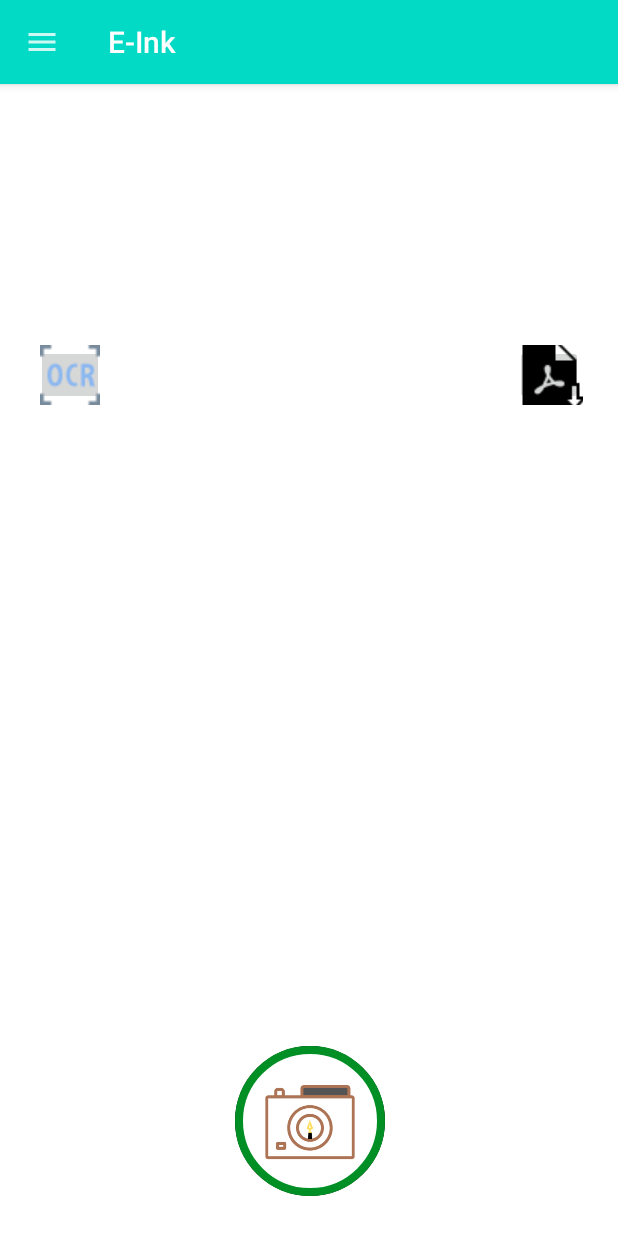
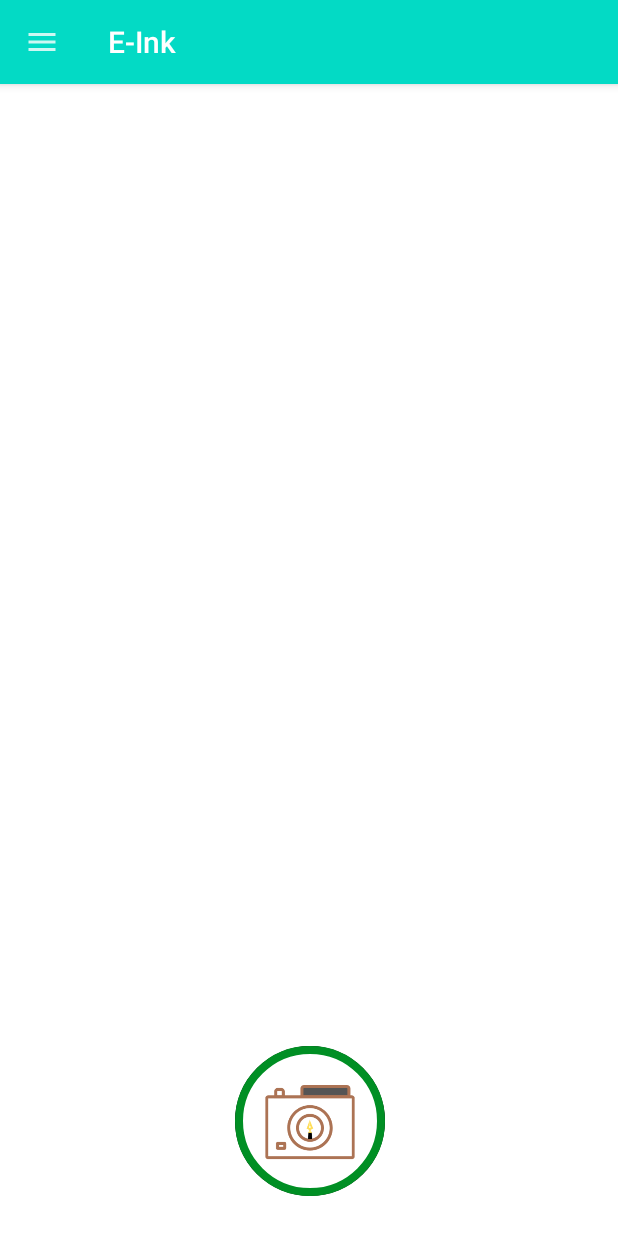
Before and after one commit to akshaynarisetti/E-Ink, an Android app: the screen it shows after launch once a user with an empty profile is signed in (MainActivity), on a phone screen of 412 x 824 dp. Run offline under Robolectric (Android 15) with nearby library versions, the light colour scheme and no system bars; our stand-ins replace Firebase (no records; nobody signed in at launch, a user with empty details on screens opened directly); libraries missing offline, so code that uses them is left out: com.karumi.dexter, com.pspdfkit.configuration, com.pspdfkit.document, com.pspdfkit.ui, com.theartofdev.edmodo; 3 statements that could not run were skipped.

Commit message:
made the ocr button disappear

```diff
--- a/app/build.gradle
+++ b/app/build.gradle
@@ -58,6 +58,7 @@ dependencies {
     final pspdfkit_version = '6.6.0'
     implementation "com.pspdfkit:pspdfkit-ocr:$pspdfkit_version"
     api "com.pspdfkit:pspdfkit-ocr-english:$pspdfkit_version"
+    implementation 'com.mikhaellopez:circularimageview:4.2.0'
     implementation 'com.pspdfkit:pspdfkit:6.6.0'
     implementation "androidx.multidex:multidex:2.0.1"
     api 'com.theartofdev.edmodo:android-image-cropper:2.8.0'
--- a/app/src/main/java/com/example/e_ink/activities/activities/BaseAcitivity.kt
+++ b/app/src/main/java/com/example/e_ink/activities/activities/BaseAcitivity.kt
@@ -1,6 +1,6 @@
 package com.example.e_ink.activities.activities
 
-import  android.app.Dialog
+import android.app.Dialog
 import android.content.Context
 import androidx.appcompat.app.AppCompatActivity
 import android.os.Bundle
@@ -68,7 +68,6 @@ private var doubleBackToExitPressedOnce = false
         if(view != null){
             val hideMe = getSystemService( Context.INPUT_METHOD_SERVICE) as InputMethodManager
             hideMe.hideSoftInputFromWindow(view.windowToken,0)
-
         }
 
 
--- a/app/src/main/java/com/example/e_ink/activities/activities/MainActivity.kt
+++ b/app/src/main/java/com/example/e_ink/activities/activities/MainActivity.kt
@@ -240,7 +240,7 @@ class MainActivity : BaseAcitivity(),NavigationView.OnNavigationItemSelectedList
                 adapter.notifyDataSetChanged()
                 et_pdf_name.visibility = View.VISIBLE
                 btn_pdfExport.visibility = View.VISIBLE
-                btn_ocr.visibility = View.VISIBLE
+               // btn_ocr.visibility = View.VISIBLE
 
 
             }
--- a/app/src/main/res/layout/content_main.xml
+++ b/app/src/main/res/layout/content_main.xml
@@ -48,7 +48,10 @@
         app:layout_constraintBottom_toBottomOf="parent"
         app:layout_constraintEnd_toEndOf="parent"
         app:layout_constraintStart_toStartOf="parent"
-        app:layout_constraintTop_toBottomOf="@+id/textInputLayout" />
+        app:layout_constraintTop_toBottomOf="@+id/textInputLayout"
+
+
+        />
 
   <!--  <LinearLayout
         android:layout_width="match_parent"
@@ -93,7 +96,7 @@
         android:layout_height="40dp"
         android:layout_marginTop="56dp"
         android:layout_marginBottom="7dp"
-        android:visibility="visible"
+        android:visibility="gone"
         app:layout_constraintBottom_toTopOf="@+id/rvImages"
         app:layout_constraintEnd_toEndOf="parent"
         app:layout_constraintHorizontal_bias="0.956"
@@ -108,7 +111,7 @@
         android:layout_height="40dp"
         android:layout_marginStart="16dp"
         android:layout_marginBottom="7dp"
-        android:visibility="visible"
+        android:visibility="gone"
         app:layout_constraintBottom_toTopOf="@+id/rvImages"
         app:layout_constraintStart_toStartOf="parent"
         app:srcCompat="@drawable/ocr" />
--- a/app/src/main/res/layout/nav_header_main.xml
+++ b/app/src/main/res/layout/nav_header_main.xml
@@ -24,6 +24,9 @@
         android:contentDescription="@string/image_contentDescription"
         android:src="@drawable/ic_user_place_holder" />
 
+
+
+
     <TextView
         android:id="@+id/tv_username"
         android:layout_width="wrap_content"
```
